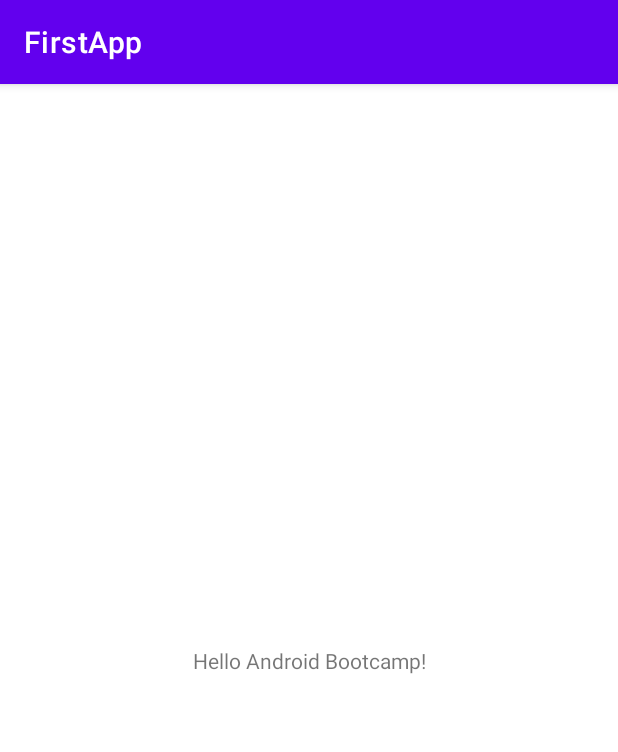
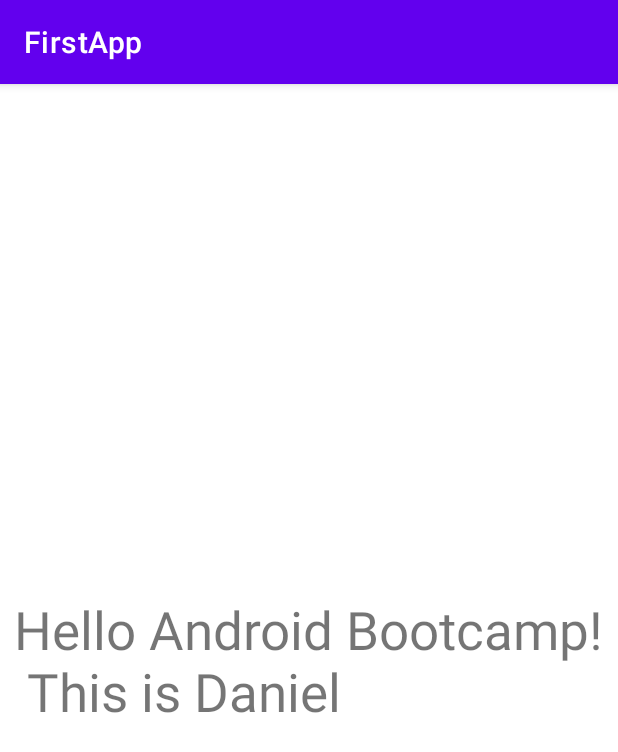
Before and after one commit to blackcuarzo/Android-Bootcamp, an Android app: the screen it shows after launch (MainActivity), on a phone screen of 412 x 824 dp. Shown: the top 752 px of the screen. Run offline under Robolectric (Android 15) with nearby library versions, the phone set to English and light mode, and no system bars.

Commit message:
textSize de 35dp

```diff
--- a/Week3/FirstApp/app/src/main/res/layout/activity_main.xml
+++ b/Week3/FirstApp/app/src/main/res/layout/activity_main.xml
@@ -9,7 +9,8 @@
     <TextView
         android:layout_width="wrap_content"
         android:layout_height="wrap_content"
-        android:text="Hello Android Bootcamp!"
+        android:textSize="35dp"
+        android:text="Hello Android Bootcamp!\n This is Daniel"
         app:layout_constraintBottom_toBottomOf="parent"
         app:layout_constraintLeft_toLeftOf="parent"
         app:layout_constraintRight_toRightOf="parent"
--- /dev/null
+++ b/Week3/FirstApp/app/src/main/res/values/dimens.xml
@@ -0,0 +1,4 @@
+<?xml version="1.0" encoding="utf-8"?>
+<resources>
+    <dimen name="title_size_height">18sp</dimen>
+</resources>
```
